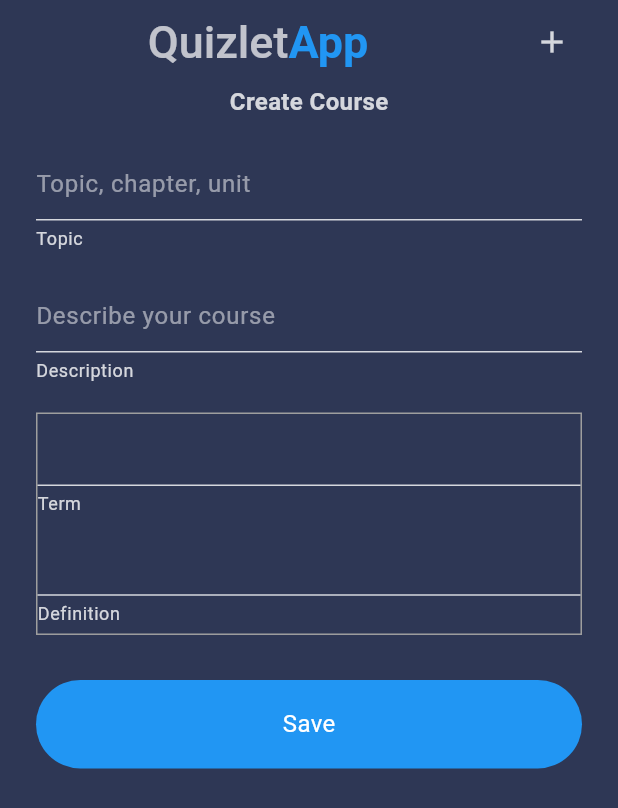
After one commit to TrungTinns/QuizletApp_clone, a Flutter app: the CreateCourse screen opened directly, on a phone screen of 412 x 824 dp. The commit adds this screen. Shown: the top 808 px of the screen. Run offline on Flutter 3.47's test engine with Material 3 defaults, Android fonts, the phone set to English and light mode, and no system bars; our stand-ins replace table_calendar; missing offline and left inert: card_slider.

Commit message:
Detailed Course 2

```diff
--- /dev/null
+++ b/lib/model/quiz/quiz.dart
@@ -0,0 +1,3 @@
+class Quiz {
+
+}
--- /dev/null
+++ b/lib/views/create_course.dart
@@ -0,0 +1,161 @@
+import 'package:flutter/material.dart';
+import 'package:quizlet_flashcard/views/home.dart';
+import 'package:quizlet_flashcard/widgets/colors.dart';
+import '../widgets/widget.dart';
+
+class CreateCourse extends StatefulWidget {
+  @override
+  _CreateCourseState createState() => _CreateCourseState();
+}
+
+class _CreateCourseState extends State<CreateCourse> {
+  final _formKey = GlobalKey<FormState>();
+  late String courseName, courseDescription, _term, _defi;
+  List<String> termDefinition = [];
+
+  void addTermDefinition() {
+    setState(() {
+      termDefinition.add('');
+    });
+  }
+
+  Widget buildTermDefinitionContainer(BuildContext context) {
+    return Container(
+      width: MediaQuery.of(context).size.width,
+      height: MediaQuery.of(context).size.height * 0.18,
+      decoration: BoxDecoration(
+        border: Border.all(color: Colors.grey),
+      ),
+      child: Column(
+        mainAxisAlignment: MainAxisAlignment.start,
+        children: [
+          Expanded(
+            child: TextFormField(
+              validator: (val) => val!.isEmpty ? "Enter term" : null,
+              style: const TextStyle(color: textColor),
+              cursorColor: textColor,
+              decoration: const InputDecoration(
+                helperText: "Term",
+                helperStyle: TextStyle(color: textColor),
+                enabledBorder: UnderlineInputBorder(
+                  borderSide: BorderSide(color: textColor),
+                )
+              ),
+              onChanged: (val) {
+                  _term = val;
+              },
+            ),
+          ),
+          SizedBox(width: 10),
+          Expanded(
+            child: TextFormField(
+              validator: (val) => val!.isEmpty ? "Enter definition" : null,
+              style: const TextStyle(color: textColor),
+              cursorColor: textColor,
+              decoration: const InputDecoration(
+                helperText: "Definition",
+                helperStyle: TextStyle(color: textColor),
+                enabledBorder: UnderlineInputBorder(
+                  borderSide: BorderSide(color: textColor),
+                )
+              ),
+              onChanged: (val) {
+                  _defi = val;
+              },
+            ),
+          ),
+        ],
+      ),
+    );
+  }
+
+  @override
+  Widget build(BuildContext context) {
+    return Scaffold(
+      appBar: AppBar(
+        title: customAppBar(context),
+        automaticallyImplyLeading: false,
+        backgroundColor: Colors.transparent,
+        actions: [
+          Padding(
+            padding: const EdgeInsets.only(right: 20.0),
+            child: IconButton(
+              icon: Icon(Icons.add),
+              color: textColor,
+              onPressed: addTermDefinition,
+            ),
+          ),
+        ],
+      ),
+      backgroundColor: authThemeColor,
+      body: Form(
+        key: _formKey,
+        child: SingleChildScrollView(
+          padding: EdgeInsets.symmetric(horizontal: 24),
+          child: Column(
+            crossAxisAlignment: CrossAxisAlignment.start,
+            children: [
+              Center(
+                child: Text(
+                  'Create Course',
+                  style: TextStyle(
+                    color: textColor,
+                    fontSize: 16,
+                    fontWeight: FontWeight.bold,
+                  ),
+                ),
+              ),
+              SizedBox(height: 20),
+              TextFormField(
+                validator: (val) => val!.isEmpty ? "Enter course name" : null,
+                style: const TextStyle(color: textColor),
+                cursorColor: textColor,
+                decoration: const InputDecoration(
+                  helperText: "Topic",
+                  hintText: "Topic, chapter, unit",
+                  hintStyle: TextStyle(color: Color.fromRGBO(255, 255, 255, 0.5)),
+                  helperStyle: TextStyle(color: textColor),
+                  enabledBorder: UnderlineInputBorder(
+                    borderSide: BorderSide(color: textColor),
+                  )
+                ),
+                onChanged: (val) {
+                  courseName = val;
+                },
+              ),
+              SizedBox(height: 20),
+              TextFormField(
+                style: const TextStyle(color: textColor),
+                cursorColor: textColor,
+                decoration: const InputDecoration(
+                  helperText: "Description",
+                  hintText: "Describe your course",
+                  hintStyle: TextStyle(color: Color.fromRGBO(255, 255, 255, 0.5)),
+                  helperStyle: TextStyle(color: textColor),
+                  enabledBorder: UnderlineInputBorder(
+                    borderSide: BorderSide(color: textColor),
+                  )
+                ),
+                onChanged: (val) {
+                  courseDescription = val;
+                },
+              ),
+
+              ...termDefinition.asMap().entries.map((entry) {
+                int index = entry.key;
+                return Padding(
+                  padding: const EdgeInsets.symmetric(vertical: 10.0),
+                  child: buildTermDefinitionContainer(context),
+                );
+              }).toList(),
+              SizedBox(height: 20),
+              buildTermDefinitionContainer(context),
+              SizedBox(height: 30),
+              blueButton(context, label: "Save", navigateTo: HomePage()),
+            ],
+          ),
+        ),
+      ),
+    );
+  }
+}
--- a/pubspec.yaml
+++ b/pubspec.yaml
@@ -31,7 +31,7 @@
   flutter:
     sdk: flutter
   table_calendar: ^3.1.1
-
+  card_slider: ^1.0.5
 
   # The following adds the Cupertino Icons font to your application.
   # Use with the CupertinoIcons class for iOS style icons.
```
Also changed, not shown: lib/views/create_class.dart (added, +106 -0 lines), lib/views/create_folder.dart (added, +77 -0 lines), lib/views/detailed_course/detailed_course.dart (+129 -2 lines), lib/views/home.dart (added, +236 -0 lines), lib/views/home/home.dart (+5 -5 lines), pubspec.lock, 1 other file.
